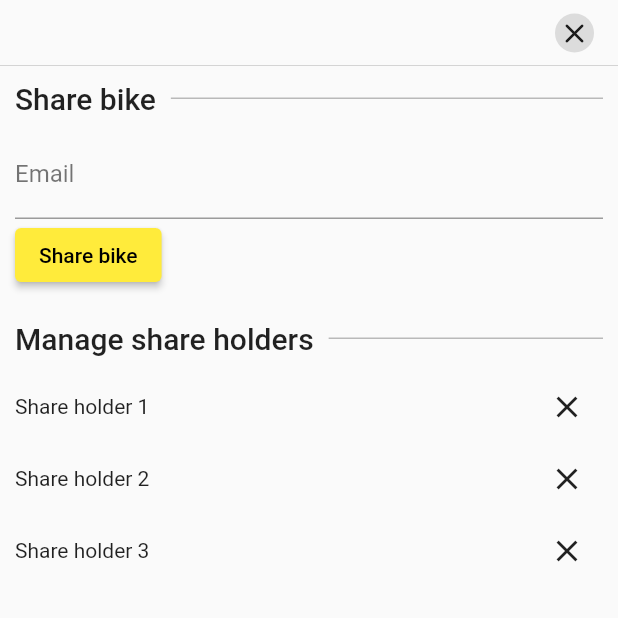
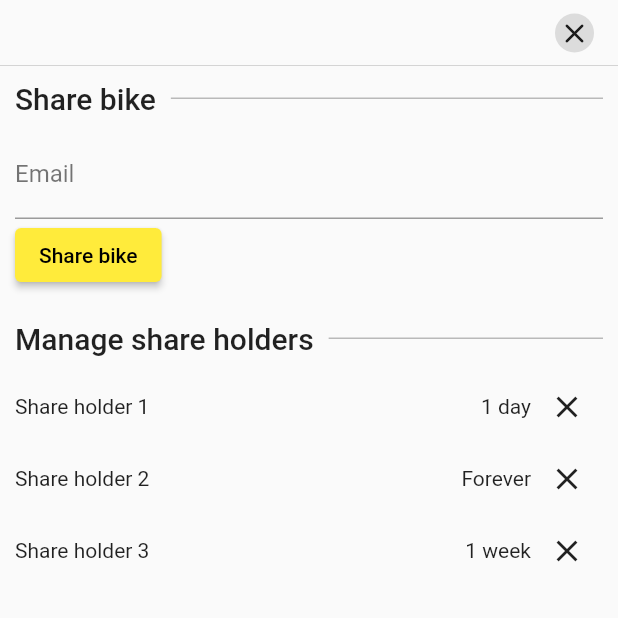
Before and after one commit to mjarkk/vanmoof-web-controller, a Flutter app: the ShareSettings screen opened directly with empty values, on a phone screen of 412 x 824 dp, the top half of it. Run offline on Flutter 3.47's test engine with Material 2 defaults, Android fonts, the phone set to English and light mode, and no system bars; drawn by our look-alikes of modal_bottom_sheet; our stand-ins replace dio, email_validator, flutter_blue_plus, flutter_secure_storage, hex, hive and 1 more; missing offline and left inert: animated_fractionally_sized_box, pointycastle; accounts and stored records are empty.

Commit message:
Add sharing expire date

```diff
--- a/app/lib/routes/settings.dart
+++ b/app/lib/routes/settings.dart
@@ -90,7 +90,7 @@ class ShareSettings extends StatelessWidget {
         appBar: CupertinoNavigationBar(
           backgroundColor: CupertinoTheme.of(context).scaffoldBackgroundColor,
           leading: Container(),
-          middle: const Text('Share Settings'),
+          middle: const Text('Manage sharing'),
           trailing: _CloseButton(onPressed: () => Navigator.pop(context)),
         ),
         body: SafeArea(
@@ -130,6 +130,7 @@ class ShareSettings extends StatelessWidget {
                       const Expanded(
                         child: Text('Share holder 1'),
                       ),
+                      const Text("1 day"),
                       IconButton(
                         icon: const Icon(Icons.close),
                         onPressed: () {
@@ -145,6 +146,7 @@ class ShareSettings extends StatelessWidget {
                       const Expanded(
                         child: Text('Share holder 2'),
                       ),
+                      const Text("Forever"),
                       IconButton(
                         icon: const Icon(Icons.close),
                         onPressed: () {
@@ -160,6 +162,7 @@ class ShareSettings extends StatelessWidget {
                       const Expanded(
                         child: Text('Share holder 3'),
                       ),
+                      const Text("1 week"),
                       IconButton(
                         icon: const Icon(Icons.close),
                         onPressed: () {
```
